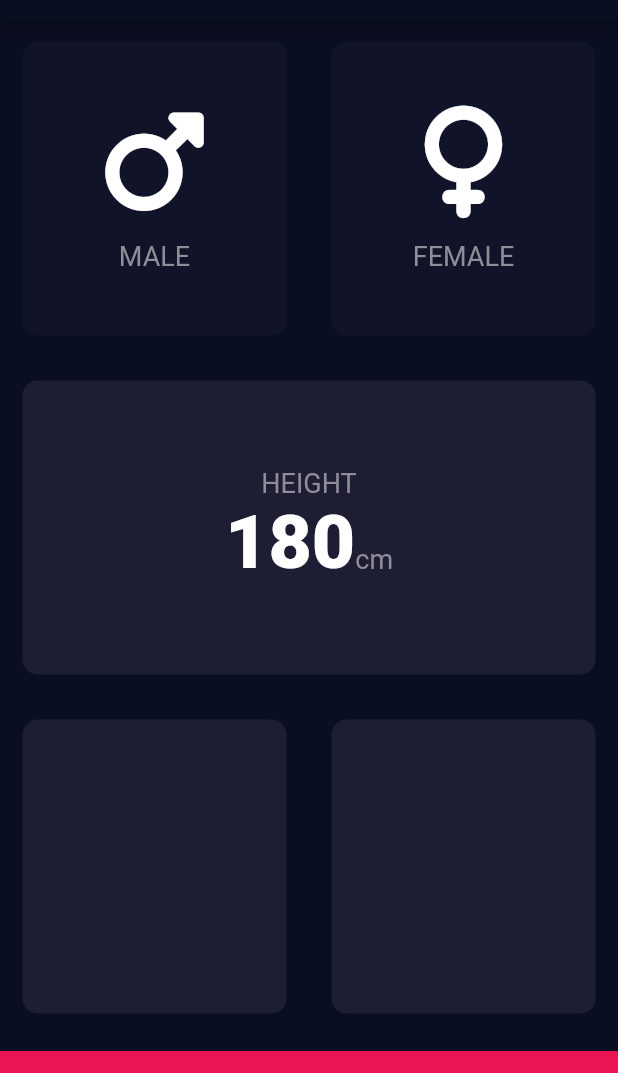
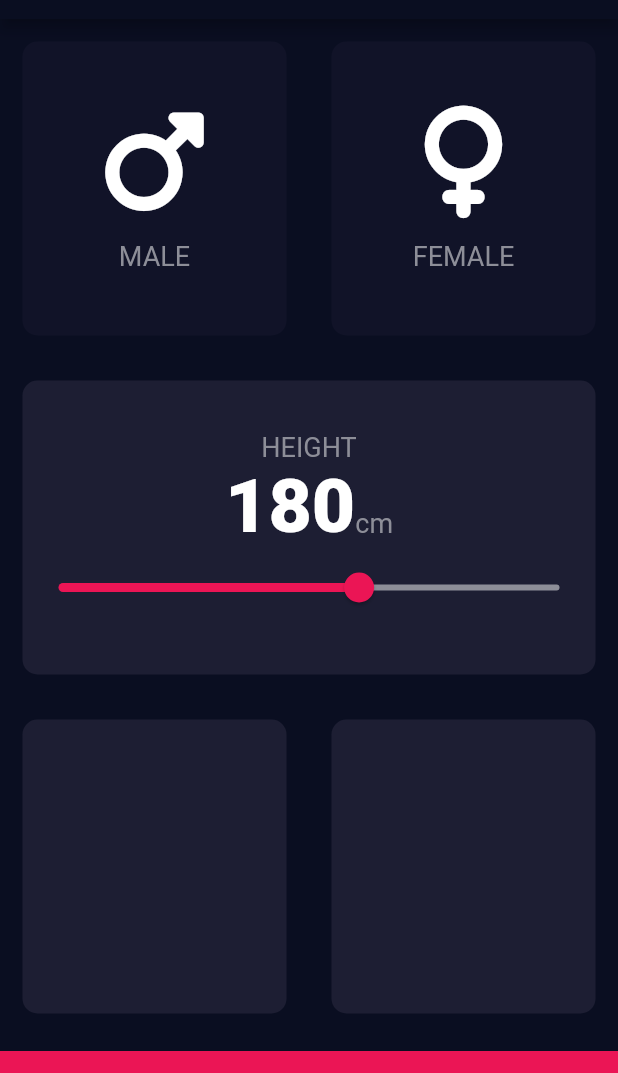
Before and after one commit to saubhagyap/BmiCalculator, a Flutter app: the screen it shows after launch, on a phone screen of 412 x 824 dp, the part 65-1138 px from its top. Run offline on Flutter 3.47's test engine with Material 2 defaults, Android fonts, the phone set to English and light mode, and no system bars; our stand-ins replace font_awesome_flutter.

```diff
--- a/lib/input_page.dart
+++ b/lib/input_page.dart
@@ -18,6 +18,7 @@ class InputPage extends StatefulWidget {
 
 class _InputPageState extends State<InputPage> {
   Gender? selectedGender;
+  int height = 180;
 
   @override
   Widget build(BuildContext context) {
@@ -80,13 +81,23 @@ class _InputPageState extends State<InputPage> {
                     crossAxisAlignment: CrossAxisAlignment.baseline,
                     textBaseline: TextBaseline.alphabetic,
                     children: [
-                      Text('180', style: kNumberTextStyle),
+                      Text(height.toString(), style: kNumberTextStyle),
                       Text(
                         'cm',
                         style: kLableTextStyle,
                       )
                     ],
-                  )
+                  ),
+                  Slider(
+                    value: height.toDouble(),
+                    min: 120.0,
+                    max: 220.0,
+                    activeColor: Color(0xFFEB1555),
+                    inactiveColor: Color(0xFFF8D8E98),
+                    onChanged: (double newValue) {
+                      print(newValue);
+                    },
+                  ),
                 ],
               ),
             ),
```
